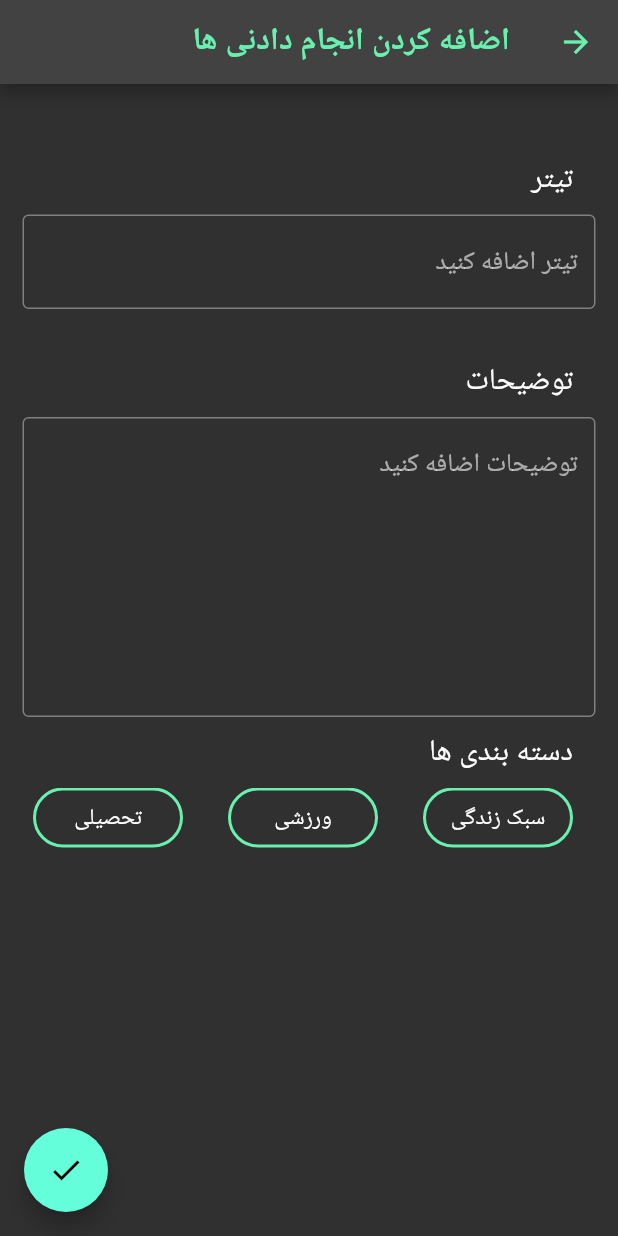
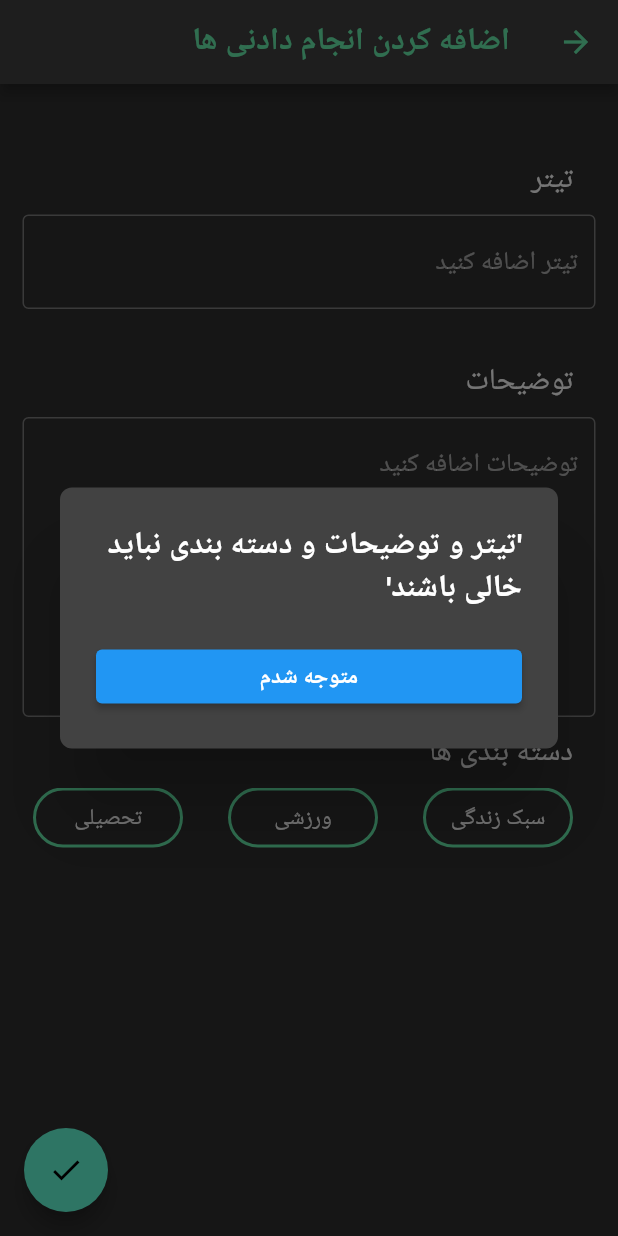
Before and after one commit to amin-mirzakuchaki-negah/todos_app, a Flutter app: the AddOrUpdateTodoScreen screen opened directly, after a tap on the "done" icon, on a phone screen of 412 x 824 dp. Run offline on Flutter 3.47's test engine with Material 2 defaults, Android fonts, the phone set to English and light mode, and no system bars; our stand-ins replace bloc, bloc_concurrency, dartz, equatable, flutter_bloc, get_it and 3 more; accounts and stored records are empty.

Commit message:
Added failures states and their widget

```diff
--- a/lib/features/todo_list/presentation/bloc/todo_list_bloc.dart
+++ b/lib/features/todo_list/presentation/bloc/todo_list_bloc.dart
@@ -30,13 +30,21 @@ class TodoListBloc extends Bloc<TodoListEvent, TodoListState> {
         _addTodoList = addTodoList,
         _updateTodo = updateTodo,
         _deleteTodo = deleteTodo,
-        super(TodoListInitialState()) {
+        super(const TodoListInitialState()) {
     //Initializing our bloc
     on<GetTodoListEvent>(_onGetTodoListEvent);
     on<AddTodoListEvent>(_onAddTodoListEvent, transformer: droppable());
     on<ToggleTodoListEvent>(_onToggleTodoEvent, transformer: droppable());
     on<DeleteTodoListEvent>(_onDeleteTodoListEvent, transformer: droppable());
     on<UpdateTodoListEvent>(_onUpdateListTodoEvent, transformer: droppable());
+    on<InitialTodoListEvent>(_onInitialTodoListEvent);
+  }
+
+  Future<void> _onInitialTodoListEvent(
+    InitialTodoListEvent event,
+    Emitter<TodoListState> emit,
+  ) async {
+    emit(TodoListInitialState(items: state.items));
   }
 
   Future<void> _onGetTodoListEvent(
@@ -109,6 +117,16 @@ class TodoListBloc extends Bloc<TodoListEvent, TodoListState> {
     final description = event.description;
     final category = event.category;
 
+     if (title.isEmpty) {
+      emit(TitleInputFailureState(items: state.items));
+      return;
+    }
+
+    if (description.isEmpty) {
+      emit(DescriptionInputFailureState(items: state.items));
+      return;
+    }
+
     final body = event.item?.updateTodo(
       title: title,
       description: description,
--- a/lib/features/todo_list/presentation/bloc/todo_list_bloc_event.dart
+++ b/lib/features/todo_list/presentation/bloc/todo_list_bloc_event.dart
@@ -54,3 +54,7 @@ class UpdateTodoListEvent extends TodoListEvent {
   @override
   List<Object?> get props => [title, description, category, item];
 }
+
+class InitialTodoListEvent extends TodoListEvent {
+
+}
--- a/lib/features/todo_list/presentation/bloc/todo_list_bloc_state.dart
+++ b/lib/features/todo_list/presentation/bloc/todo_list_bloc_state.dart
@@ -9,31 +9,32 @@ sealed class TodoListState extends Equatable {
 
   @override
   List<Object?> get props => [items];
+  bool get isFailure => switch (this) {
+        TitleInputFailureState() ||
+        DescriptionInputFailureState() ||
+        CategoryInputFailureState() =>
+          true,
+        _ => false,
+      };
 }
 
-final class TodoListInitialState extends TodoListState {}
+final class TodoListInitialState extends TodoListState {
+  const TodoListInitialState({super.items});
+}
 
 class TitleInputFailureState extends TodoListState {
-
   const TitleInputFailureState({required super.items});
-
 }
 
 class DescriptionInputFailureState extends TodoListState {
-
   const DescriptionInputFailureState({required super.items});
-
 }
 
 class CategoryInputFailureState extends TodoListState {
-
   const CategoryInputFailureState({required super.items});
-
 }
 
-
 class TodoListLoadingState extends TodoListState {
-
   const TodoListLoadingState({required super.items});
 }
 
@@ -90,6 +91,6 @@ class UpdateTodoListSuccessState extends TodoListState {
 }
 
 class UpdateTodoListFailureState extends TodoListState {
-   @override
+  @override
   List<Object?> get props => [items];
 }
--- a/lib/features/todo_list/presentation/screens/add_or_update_todo_screen.dart
+++ b/lib/features/todo_list/presentation/screens/add_or_update_todo_screen.dart
@@ -1,6 +1,7 @@
 import 'package:flutter/material.dart';
 import 'package:flutter_bloc/flutter_bloc.dart';
 import 'package:todos_app/core/util/extension.dart';
+import 'package:todos_app/features/todo_list/presentation/widgets/failure_dialog.dart';
 
 import '../../../../core/util/enum.dart';
 import '../../domain/entities/todo_list_entity.dart';
@@ -44,6 +45,9 @@ class _AddOrUpdateTodoScreenState extends State<AddOrUpdateTodoScreen> {
       listener: (context, state) {
         if (state is AddTodoListSuccessState) Navigator.of(context).pop();
         if (state is UpdateTodoListSuccessState) Navigator.of(context).pop();
+        if (state.isFailure) {
+          _showFailureDialog(context, widget.isUpdated);
+        }
       },
       child: Scaffold(
         appBar: AppBar(
@@ -51,7 +55,7 @@ class _AddOrUpdateTodoScreenState extends State<AddOrUpdateTodoScreen> {
               widget.isUpdated
                   ? "بروز کردن ${widget.item!.title}"
                   : 'اضافه کردن انجام دادنی ها',
-              style: TextStyle(color: Colors.greenAccent)),
+              style: const TextStyle(color: Colors.greenAccent)),
           leading: IconButton(
             icon: const Icon(Icons.arrow_back, color: Colors.greenAccent),
             onPressed: () {
@@ -175,12 +179,26 @@ class _AddOrUpdateTodoScreenState extends State<AddOrUpdateTodoScreen> {
 
   void _updateTodo() {
     if (widget.item != null) {
-      context.read<TodoListBloc>().add(UpdateTodoListEvent(
-            title: _titleController.text,
-            description: _descriptionController.text,
-            category: _selectedCategory,
-            item: widget.item,
-          ));
+      context.read<TodoListBloc>().add(
+            UpdateTodoListEvent(
+              title: _titleController.text,
+              description: _descriptionController.text,
+              category: _selectedCategory,
+              item: widget.item,
+            ),
+          );
     }
   }
+
+  void _showFailureDialog(BuildContext context, bool isUpdated) async {
+    await showDialog(
+        context: context,
+        builder: (context) => FailureDialog(
+              onTapped: () {
+                Navigator.of(context).pop();
+              },
+              isUpdated: isUpdated,
+            ));
+    context.read<TodoListBloc>().add(InitialTodoListEvent());
+  }
 }
--- a/lib/features/todo_list/presentation/screens/main_screen.dart
+++ b/lib/features/todo_list/presentation/screens/main_screen.dart
@@ -27,7 +27,7 @@ class MainScreen extends StatelessWidget {
 }
 
 class _MainScreen extends StatefulWidget {
-  const _MainScreen({super.key});
+  const _MainScreen();
 
   @override
   State<_MainScreen> createState() => _MainScreenState();
--- /dev/null
+++ b/lib/features/todo_list/presentation/widgets/failure_dialog.dart
@@ -0,0 +1,20 @@
+import 'package:flutter/material.dart';
+
+class FailureDialog extends StatelessWidget {
+  const FailureDialog({super.key, required this.onTapped, required this.isUpdated});
+
+  final VoidCallback onTapped;
+
+  final bool isUpdated;
+
+  @override
+  Widget build(BuildContext context) {
+    return AlertDialog(
+       shape: RoundedRectangleBorder(
+        borderRadius: BorderRadius.circular(8),
+      ),
+      title: Text(isUpdated? "تیتر و توضیحات نباید خالی باشند": "'تیتر و توضیحات و دسته بندی نباید خالی باشند'"),
+      content: ElevatedButton(onPressed: onTapped, child: const Text("متوجه شدم"))
+    );
+  }
+}
```
